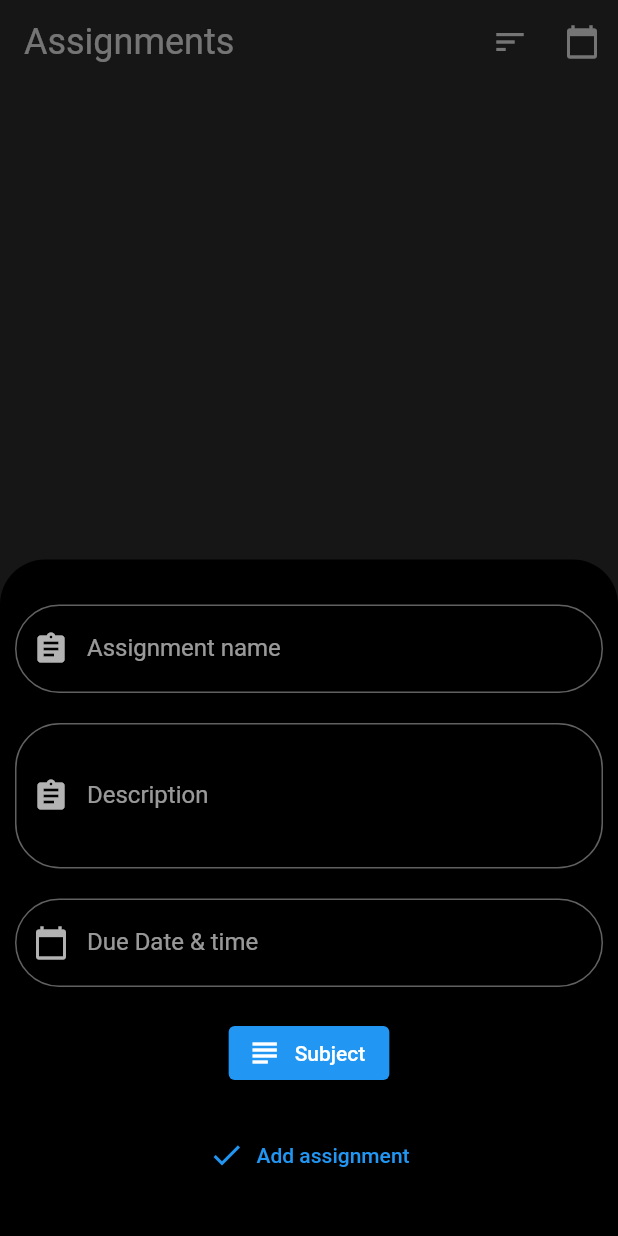
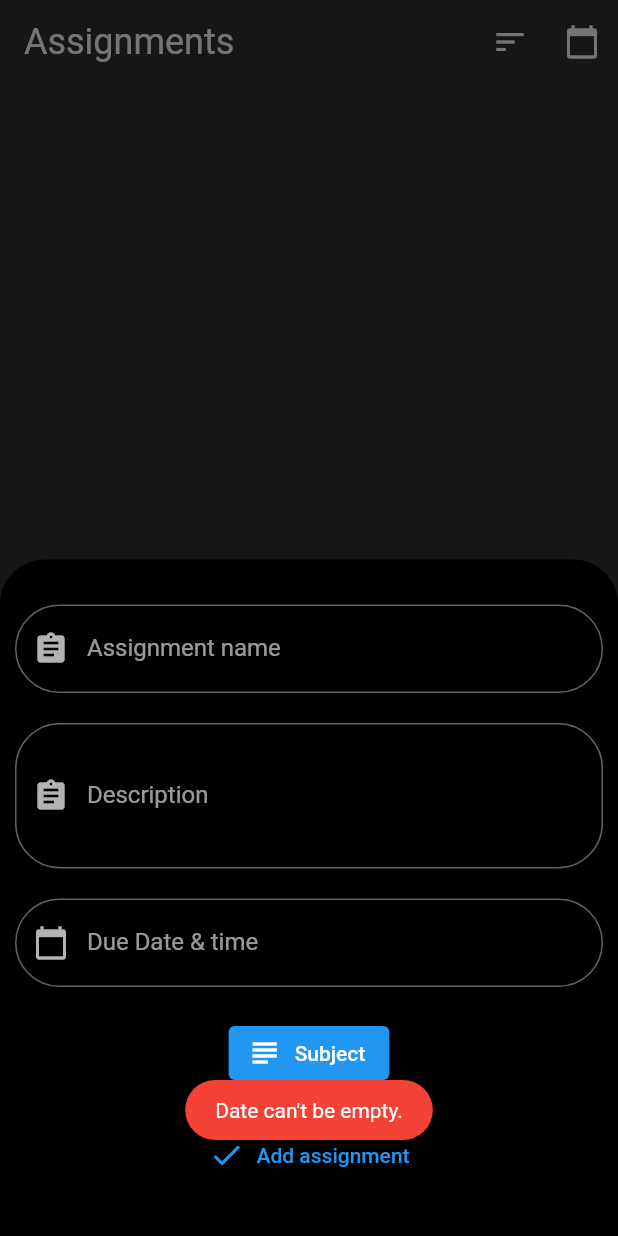
Before and after one commit to misraishan/AssignGo, a Flutter app: the screen it shows after launch, item 3 of the bottom bar chosen, after a tap on "Add assignment", on a phone screen of 412 x 824 dp. Run offline on Flutter 3.47's test engine with Material 2 defaults, Android fonts, the phone set to English and light mode, and no system bars; drawn by our look-alikes of date_time_picker, persistent_bottom_nav_bar; our stand-ins replace awesome_notifications, flutter_easyrefresh, flutter_slidable, fluttertoast, hive, nanoid; accounts and stored records are empty.

```diff
--- a/lib/tabview.dart
+++ b/lib/tabview.dart
@@ -211,6 +211,11 @@ class _TabViewState extends State<TabView> {
                     Container(height: 20),
                     TextButton.icon(
                       onPressed: () {
+                        if (_date.text == "") {
+                          Fluttertoast.showToast(
+                              msg: "Date can't be empty.",
+                              backgroundColor: Colors.red);
+                        } else {
                           setState(
                             () {
                               // Generates a new number 9 digits long.
@@ -241,10 +246,11 @@ class _TabViewState extends State<TabView> {
                                   day: _longDur.day,
                                 ),
                               );
+
                               // TODO: Create notification 30 minute before.
                               if (_title.text.isEmpty) {
                                 Fluttertoast.showToast(
-                                  msg: "Title can't be empty",
+                                    msg: "Title can't be empty.",
                                     backgroundColor: Colors.red);
                               } else {
                                 assignBox.add(
@@ -261,6 +267,7 @@ class _TabViewState extends State<TabView> {
                               }
                             },
                           );
+                        }
                       },
                       icon: Icon(Icons.done),
                       label: Text("Add assignment"),
```
Also changed, not shown: lib/home.dart (+71 -10 lines). Lines whose indentation alone changed are shown as unchanged.
